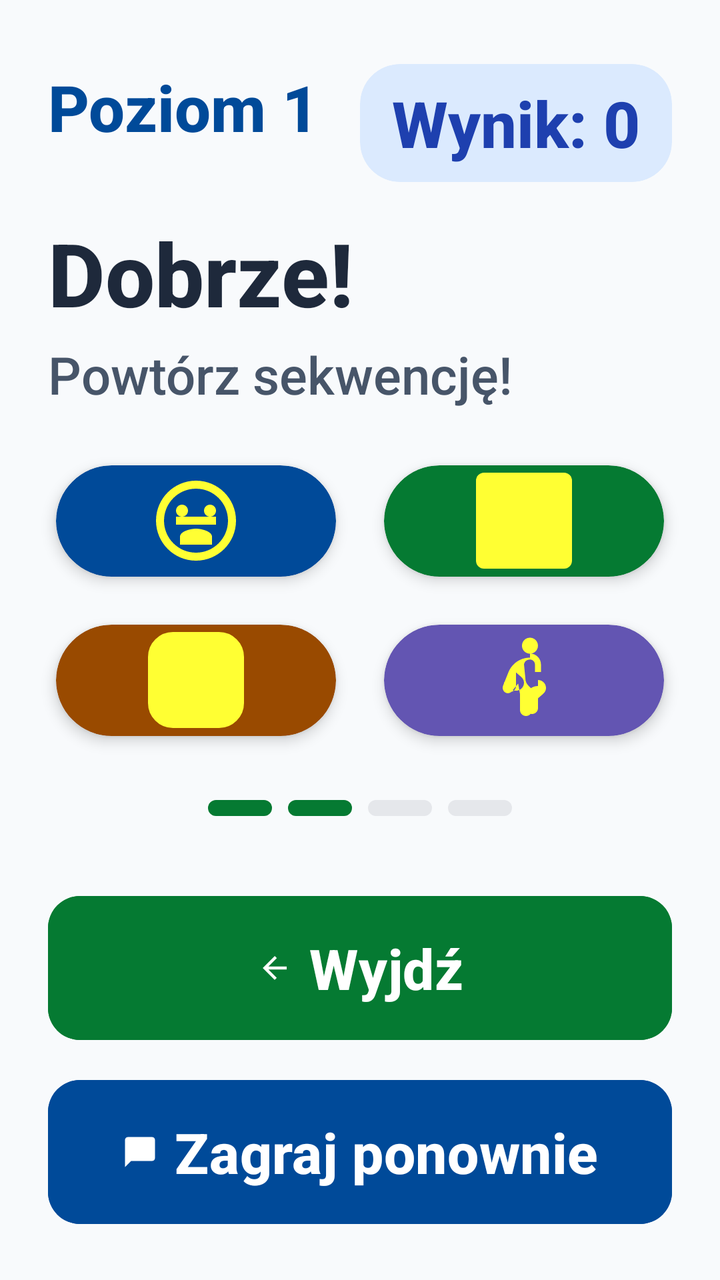
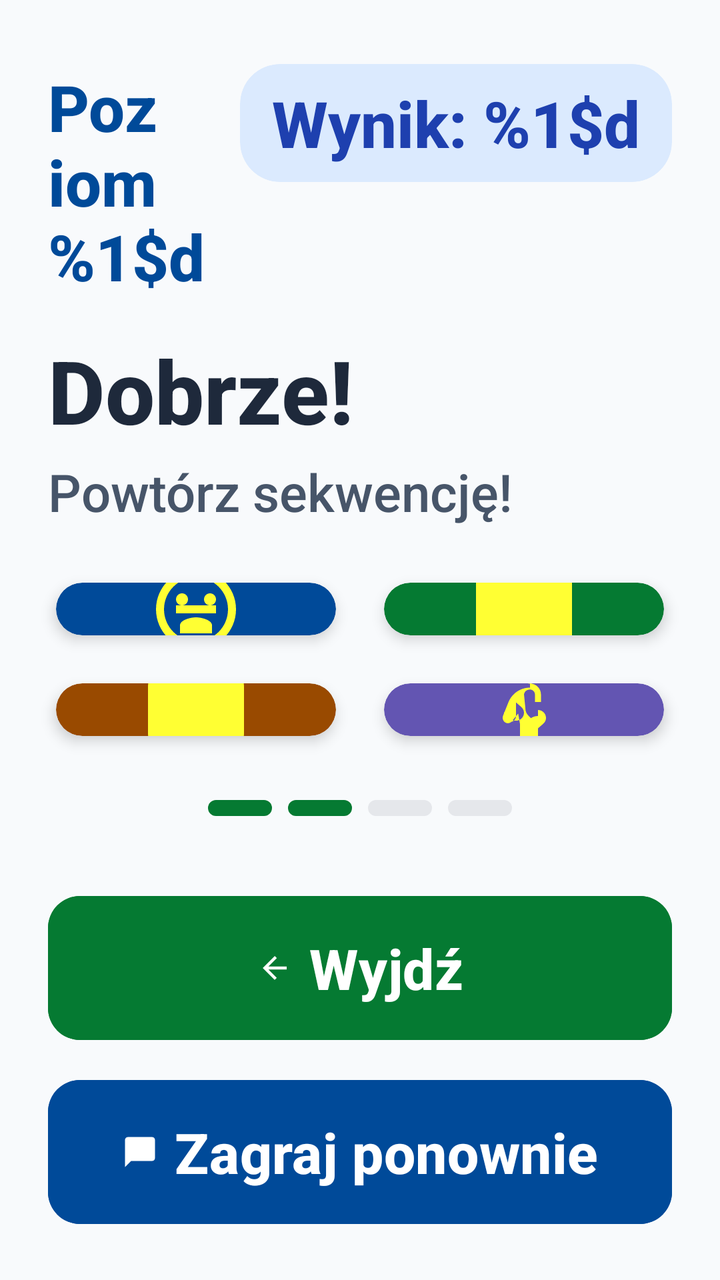

The first picture is an Android layout as it rendered before a commit; the second is the same layout after the commit. The layout source and the unified diff follow.
<!-- AndroidManifest.xml: application theme Theme.Fitnessapp -->
<!-- res/layout/activity_color_tap.xml -->
<?xml version="1.0" encoding="utf-8"?>
<androidx.constraintlayout.widget.ConstraintLayout xmlns:android="http://schemas.android.com/apk/res/android"
 xmlns:app="http://schemas.android.com/apk/res-auto"
 android:layout_width="match_parent"
 android:layout_height="match_parent">

 
 <LinearLayout
 android:id="@+id/header_stats"
 android:layout_width="match_parent"
 android:layout_height="wrap_content"
 android:paddingHorizontal="24dp"
 android:paddingTop="32dp"
 android:orientation="horizontal"
 app:layout_constraintTop_toTopOf="parent">

 <TextView
 android:id="@+id/tv_level"
 android:layout_width="0dp"
 android:layout_height="wrap_content"
 android:layout_weight="1"
 android:text="Poziom 1"
 android:textColor="#004A99"
 android:textSize="32sp"
 android:textStyle="bold" />

 <androidx.cardview.widget.CardView
 android:layout_width="wrap_content"
 android:layout_height="wrap_content"
 app:cardCornerRadius="20dp"
 app:cardElevation="0dp"
 app:cardBackgroundColor="#DBEAFE">
 <TextView
 android:id="@+id/tv_score"
 android:layout_width="wrap_content"
 android:layout_height="wrap_content"
 android:paddingHorizontal="16dp"
 android:paddingVertical="8dp"
 android:text="Wynik: 0"
 android:textColor="#1E40AF"
 android:textSize="32sp"
 android:textStyle="bold" />
 </androidx.cardview.widget.CardView>
 </LinearLayout>

 <TextView
 android:id="@+id/tv_title"
 android:layout_width="0dp"
 android:layout_height="wrap_content"
 android:layout_marginStart="24dp"
 android:layout_marginEnd="24dp"
 android:layout_marginTop="16dp"
 android:text="Dobrze!"
 android:textColor="#1E293B"
 android:textSize="44sp"
 android:textStyle="bold"
 app:layout_constraintStart_toStartOf="parent"
 app:layout_constraintEnd_toEndOf="parent"
 app:layout_constraintTop_toBottomOf="@id/header_stats" />

 <TextView
 android:id="@+id/tv_instruction"
 android:layout_width="0dp"
 android:layout_height="wrap_content"
 android:layout_marginStart="24dp"
 android:layout_marginEnd="24dp"
 android:layout_marginTop="4dp"
 android:text="Powtórz sekwencję!"
 android:textColor="#475569"
 android:textSize="26sp"
 android:fontFamily="sans-serif-medium"
 app:layout_constraintStart_toStartOf="parent"
 app:layout_constraintEnd_toEndOf="parent"
 app:layout_constraintTop_toBottomOf="@id/tv_title" />


<androidx.constraintlayout.widget.ConstraintLayout
    android:id="@+id/container_grid"
    android:layout_width="match_parent"
    android:layout_height="0dp"
    android:layout_margin="16dp"
    app:layout_constraintTop_toBottomOf="@id/tv_instruction"
    app:layout_constraintBottom_toTopOf="@id/indicator_container">

    <androidx.cardview.widget.CardView
        android:id="@+id/tile_1"
        android:layout_width="0dp"
        android:layout_height="0dp"
        android:layout_margin="12dp"
        app:cardCornerRadius="32dp"
        app:cardElevation="4dp"
        app:cardBackgroundColor="#004A99"
        app:layout_constraintTop_toTopOf="parent"
        app:layout_constraintBottom_toTopOf="@id/tile_3"
        app:layout_constraintStart_toStartOf="parent"
        app:layout_constraintEnd_toStartOf="@id/tile_2">
        <ImageView
            android:layout_width="48dp"
            android:layout_height="48dp"
            android:layout_gravity="center"
            android:importantForAccessibility="no"
            android:src="@drawable/ic_onboarding_2"
            app:tint="#FFFFFF33" />
    </androidx.cardview.widget.CardView>

    <androidx.cardview.widget.CardView
        android:id="@+id/tile_2"
        android:layout_width="0dp"
        android:layout_height="0dp"
        android:layout_margin="12dp"
        app:cardCornerRadius="32dp"
        app:cardElevation="4dp"
        app:cardBackgroundColor="#057A32"
        app:layout_constraintTop_toTopOf="parent"
        app:layout_constraintBottom_toTopOf="@id/tile_4"
        app:layout_constraintStart_toEndOf="@id/tile_1"
        app:layout_constraintEnd_toEndOf="parent">
        <View
            android:layout_width="48dp"
            android:layout_height="48dp"
            android:layout_gravity="center"
            android:background="@drawable/bg_indicator_active"
            android:backgroundTint="#FFFFFF33" />
    </androidx.cardview.widget.CardView>

    <androidx.cardview.widget.CardView
        android:id="@+id/tile_3"
        android:layout_width="0dp"
        android:layout_height="0dp"
        android:layout_margin="12dp"
        app:cardCornerRadius="32dp"
        app:cardElevation="4dp"
        app:cardBackgroundColor="#994A00"
        app:layout_constraintTop_toBottomOf="@id/tile_1"
        app:layout_constraintBottom_toBottomOf="parent"
        app:layout_constraintStart_toStartOf="parent"
        app:layout_constraintEnd_toStartOf="@id/tile_4">
        <View
            android:layout_width="48dp"
            android:layout_height="48dp"
            android:layout_gravity="center"
            android:background="@drawable/bg_checkbox_onboarding"
            android:backgroundTint="#FFFFFF33" />
    </androidx.cardview.widget.CardView>

    <androidx.cardview.widget.CardView
        android:id="@+id/tile_4"
        android:layout_width="0dp"
        android:layout_height="0dp"
        android:layout_margin="12dp"
        app:cardCornerRadius="32dp"
        app:cardElevation="4dp"
        app:cardBackgroundColor="#6355B2"
        app:layout_constraintTop_toBottomOf="@id/tile_2"
        app:layout_constraintBottom_toBottomOf="parent"
        app:layout_constraintStart_toEndOf="@id/tile_3"
        app:layout_constraintEnd_toEndOf="parent">
        <ImageView
            android:layout_width="48dp"
            android:layout_height="48dp"
            android:layout_gravity="center"
            android:importantForAccessibility="no"
            android:src="@drawable/ic_onboarding_1"
            app:tint="#FFFFFF33" />
    </androidx.cardview.widget.CardView>
</androidx.constraintlayout.widget.ConstraintLayout>

 
 <LinearLayout
 android:id="@+id/indicator_container"
 android:layout_width="match_parent"
 android:layout_height="wrap_content"
 android:gravity="center"
 android:orientation="horizontal"
 android:layout_marginBottom="32dp"
 app:layout_constraintBottom_toTopOf="@id/btn_back_game">

 <View android:layout_width="32dp" android:layout_height="8dp" android:layout_margin="4dp" android:background="@drawable/bg_indicator_active" android:backgroundTint="#057A32" />
 <View android:layout_width="32dp" android:layout_height="8dp" android:layout_margin="4dp" android:background="@drawable/bg_indicator_active" android:backgroundTint="#057A32" />
 <View android:layout_width="32dp" android:layout_height="8dp" android:layout_margin="4dp" android:background="@drawable/bg_indicator_inactive" />
 <View android:layout_width="32dp" android:layout_height="8dp" android:layout_margin="4dp" android:background="@drawable/bg_indicator_inactive" />
 </LinearLayout>

 
 <Button
 android:id="@+id/btn_back_game"
 android:layout_width="match_parent"
 android:layout_height="80dp"
 android:layout_marginHorizontal="24dp"
 android:layout_marginBottom="12dp"
 android:backgroundTint="#057A32"
 android:text="Wyjdź"
 android:textAllCaps="false"
 android:textColor="@color/white"
 android:textSize="28sp"
 android:fontFamily="sans-serif-medium"
 android:textStyle="bold"
 app:icon="@drawable/ic_back"
 app:iconGravity="textStart"
 app:iconTint="@color/white"
 app:cornerRadius="16dp"
 app:layout_constraintBottom_toTopOf="@id/btn_restart" />

 <Button
 android:id="@+id/btn_restart"
 android:layout_width="match_parent"
 android:layout_height="80dp"
 android:layout_marginHorizontal="24dp"
 android:layout_marginBottom="24dp"
 android:backgroundTint="#004A99"
 android:text="Zagraj ponownie"
 android:textAllCaps="false"
 android:textColor="@color/white"
 android:textSize="28sp"
 android:fontFamily="sans-serif-medium"
 android:textStyle="bold"
 app:icon="@drawable/ic_chat"
 app:iconGravity="textStart"
 app:iconTint="@color/white"
 app:cornerRadius="16dp"
 app:layout_constraintBottom_toBottomOf="parent" />

</androidx.constraintlayout.widget.ConstraintLayout>
<!-- resources referenced by this layout -->
<resources>
  <color name="white">#FFFFFFFF</color>
  <!-- drawable bg_checkbox_onboarding (drawable) -->
  <?xml version="1.0" encoding="utf-8"?>
  <selector xmlns:android="http://schemas.android.com/apk/res/android">
      <item android:state_checked="true">
          <shape>
              <solid android:color="#EBF2FF" />
              <stroke android:width="2dp" android:color="@color/blue_primary" />
              <corners android:radius="12dp" />
          </shape>
      </item>
      <item>
          <shape>
              <solid android:color="@color/white" />
              <stroke android:width="1dp" android:color="#E5E7EB" />
              <corners android:radius="12dp" />
          </shape>
      </item>
  </selector>
  <!-- drawable bg_indicator_active (drawable) -->
  <?xml version="1.0" encoding="utf-8"?>
  <shape xmlns:android="http://schemas.android.com/apk/res/android"
      android:shape="rectangle">
      <solid android:color="@color/blue_primary" />
      <corners android:radius="4dp" />
  </shape>
  <!-- drawable bg_indicator_inactive (drawable) -->
  <?xml version="1.0" encoding="utf-8"?>
  <shape xmlns:android="http://schemas.android.com/apk/res/android"
      android:shape="rectangle">
      <solid android:color="#E5E7EB" />
      <corners android:radius="4dp" />
  </shape>
  <!-- drawable ic_back (drawable) -->
  <vector xmlns:android="http://schemas.android.com/apk/res/android"
      android:width="24dp"
      android:height="24dp"
      android:viewportWidth="24"
      android:viewportHeight="24">
      <path
          android:fillColor="#000000"
          android:pathData="M20,11H7.83l5.59,-5.59L12,4l-8,8 8,8 1.41,-1.41L7.83,13H20v-2z"/>
  </vector>
  <!-- drawable ic_chat (drawable) -->
  <vector xmlns:android="http://schemas.android.com/apk/res/android"
      android:width="24dp"
      android:height="24dp"
      android:viewportWidth="24"
      android:viewportHeight="24">
      <path
          android:fillColor="#FF000000"
          android:pathData="M20,2H4C2.9,2 2,2.9 2,4V22L6,18H20C21.1,18 22,17.1 22,16V4C22,2.9 21.1,2 20,2Z" />
  </vector>
  <!-- drawable ic_onboarding_2 (drawable) -->
  <vector xmlns:android="http://schemas.android.com/apk/res/android"
      android:width="120dp"
      android:height="120dp"
      android:viewportWidth="24"
      android:viewportHeight="24">
      <path
          android:fillColor="@color/purple_icon"
          android:pathData="M12,2C6.48,2 2,6.48 2,12s4.48,10 10,10 10,-4.48 10,-10S17.52,2 12,2zm0,18c-4.41,0 -8,-3.59 -8,-8s3.59,-8 8,-8 8,3.59 8,8 -3.59,8 -8,8zm-5,-9h10v2H7zM12,14c-1.33,0 -4,0.67 -4,2v2h8v-2c0,-1.33 -2.67,-2 -4,-2zM8.5,8c0.83,0 1.5,0.67 1.5,1.5S9.33,11 8.5,11 7,10.33 7,9.5 7.67,8 8.5,8zm7,0c0.83,0 1.5,0.67 1.5,1.5s-0.67,1.5 -1.5,1.5 -1.5,-0.67 -1.5,-1.5 0.67,-1.5 1.5,-1.5z" />
  </vector>
  <style name="Theme.Fitnessapp" parent="Base.Theme.Fitnessapp" />
  <color name="blue_primary">#2563EB</color>
  <color name="green_icon">#059669</color>
  <color name="purple_icon">#7C3AED</color>
  <style name="Base.Theme.Fitnessapp" parent="Theme.Material3.Light.NoActionBar">
          
          <item name="android:fontFamily">sans-serif-medium</item>
          <item name="android:textAllCaps">false</item>
          <item name="android:textColor">#0F172A</item>
          <item name="android:windowBackground">#F8FAFC</item>
      </style>
  <!-- unchanged entries left out for length: 1 -->
</resources>

<!-- the commit's change to res/layout/activity_color_tap.xml (unified diff, before → after) -->
@@ -19,7 +19,7 @@
  android:layout_width="0dp"
  android:layout_height="wrap_content"
  android:layout_weight="1"
- android:text="Poziom 1"
+ android:text="@string/color_tap_level_fmt"
  android:textColor="#004A99"
  android:textSize="32sp"
  android:textStyle="bold" />
@@ -36,7 +36,7 @@
  android:layout_height="wrap_content"
  android:paddingHorizontal="16dp"
  android:paddingVertical="8dp"
- android:text="Wynik: 0"
+ android:text="@string/color_tap_score_fmt"
  android:textColor="#1E40AF"
  android:textSize="32sp"
  android:textStyle="bold" />
@@ -50,7 +50,7 @@
  android:layout_marginStart="24dp"
  android:layout_marginEnd="24dp"
  android:layout_marginTop="16dp"
- android:text="Dobrze!"
+ android:text="@string/color_tap_good"
  android:textColor="#1E293B"
  android:textSize="44sp"
  android:textStyle="bold"
@@ -65,7 +65,7 @@
  android:layout_marginStart="24dp"
  android:layout_marginEnd="24dp"
  android:layout_marginTop="4dp"
- android:text="Powtórz sekwencję!"
+ android:text="@string/color_tap_repeat"
  android:textColor="#475569"
  android:textSize="26sp"
  android:fontFamily="sans-serif-medium"
@@ -189,7 +189,7 @@
  android:layout_marginHorizontal="24dp"
  android:layout_marginBottom="12dp"
  android:backgroundTint="#057A32"
- android:text="Wyjdź"
+ android:text="@string/exit_btn"
  android:textAllCaps="false"
  android:textColor="@color/white"
  android:textSize="28sp"
@@ -208,7 +208,7 @@
  android:layout_marginHorizontal="24dp"
  android:layout_marginBottom="24dp"
  android:backgroundTint="#004A99"
- android:text="Zagraj ponownie"
+ android:text="@string/play_again_btn"
  android:textAllCaps="false"
  android:textColor="@color/white"
  android:textSize="28sp"
<!-- resource entries referenced after the edit -->
@@ -63,6 +63,12 @@
           android:fillColor="@color/purple_icon"
           android:pathData="M12,2C6.48,2 2,6.48 2,12s4.48,10 10,10 10,-4.48 10,-10S17.52,2 12,2zm0,18c-4.41,0 -8,-3.59 -8,-8s3.59,-8 8,-8 8,3.59 8,8 -3.59,8 -8,8zm-5,-9h10v2H7zM12,14c-1.33,0 -4,0.67 -4,2v2h8v-2c0,-1.33 -2.67,-2 -4,-2zM8.5,8c0.83,0 1.5,0.67 1.5,1.5S9.33,11 8.5,11 7,10.33 7,9.5 7.67,8 8.5,8zm7,0c0.83,0 1.5,0.67 1.5,1.5s-0.67,1.5 -1.5,1.5 -1.5,-0.67 -1.5,-1.5 0.67,-1.5 1.5,-1.5z" />
   </vector>
+  <string name="color_tap_good">Dobrze!</string>
+  <string name="color_tap_level_fmt">Poziom %1$d</string>
+  <string name="color_tap_repeat">Powtórz sekwencję!</string>
+  <string name="color_tap_score_fmt">Wynik: %1$d</string>
+  <string name="exit_btn">Wyjdź</string>
+  <string name="play_again_btn">Zagraj ponownie</string>
   <style name="Theme.Fitnessapp" parent="Base.Theme.Fitnessapp" />
   <color name="blue_primary">#2563EB</color>
   <color name="green_icon">#059669</color>
